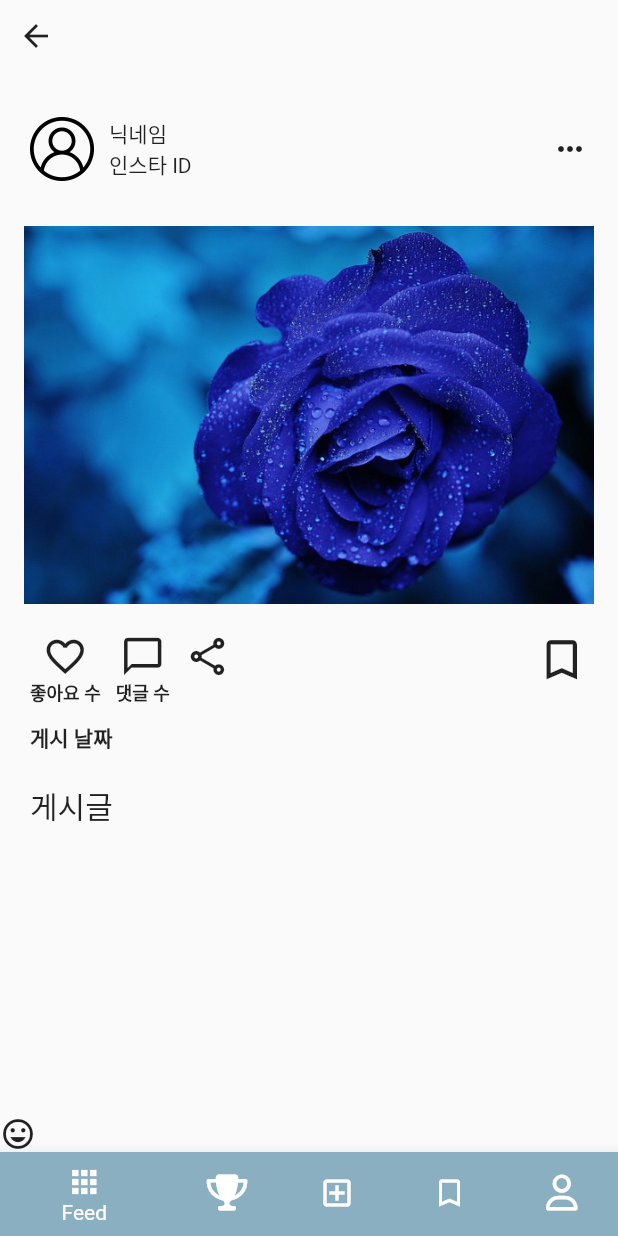
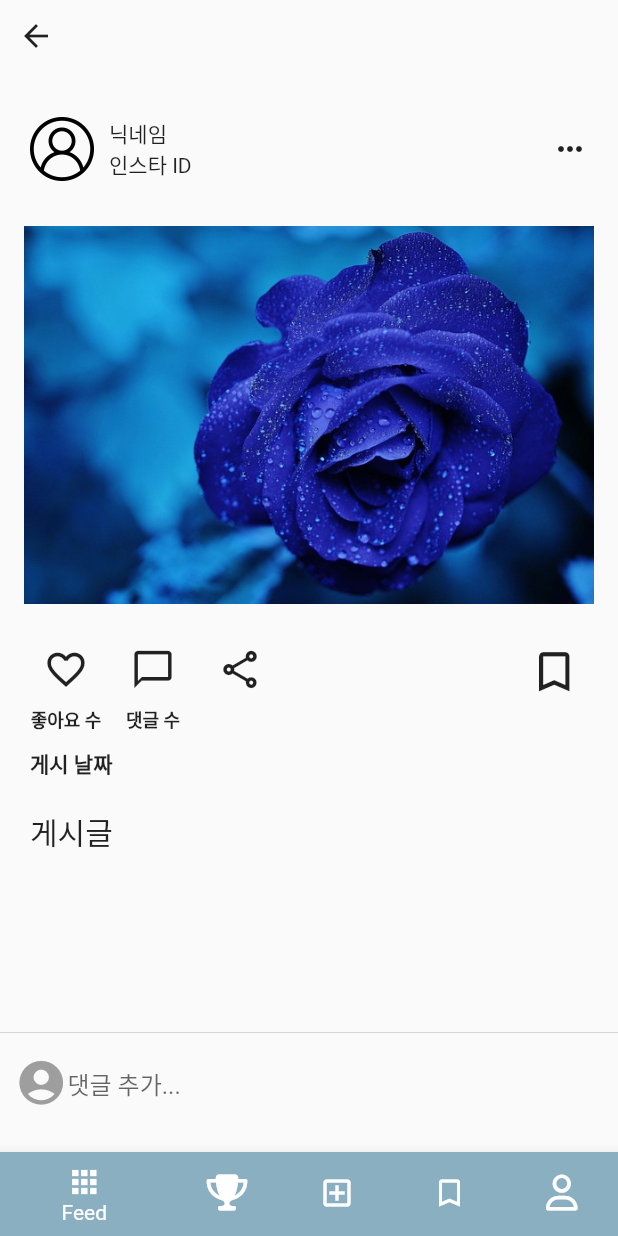
Before and after one commit to SOMA-Y2K/imoo-front-end, a Flutter app: the FeedDetail screen opened directly, on a phone screen of 412 x 824 dp. Run offline on Flutter 3.47's test engine with Material 2 defaults, Android fonts, the phone set to English and light mode, and no system bars; our stand-ins replace drop_shadow_image, font_awesome_flutter, percent_indicator; missing offline and left inert: dart:ffi.

Commit message:
네비게이션바, 댓글

```diff
--- a/lib/FeedPaged/FeedDetail.dart
+++ b/lib/FeedPaged/FeedDetail.dart
@@ -6,7 +6,13 @@ import 'package:font_awesome_flutter/font_awesome_flutter.dart';
 import '../NavigationBar.dart';
 
 class FeedDetail extends StatefulWidget {
-  const FeedDetail({super.key});
+  bool likeClicked = false;
+  bool commentClicked = false;
+  bool bookMarkClicked = false;
+  bool shareClicked = false;
+
+  FeedDetail({super.key});
+  static FocusNode textFocus = FocusNode();
 
   @override
   State<FeedDetail> createState() => _FeedDetailState();
@@ -80,25 +86,37 @@ class _FeedDetailState extends State<FeedDetail> {
               children: [
                 FeedDetailBtn(
                   text: "좋아요 수",
-                  icon: Icons.favorite_outline,
+                  type: "좋아요",
+                  icon1: Icons.favorite_outline,
+                  icon2: Icons.favorite_outlined,
+                  isClicked: widget.likeClicked,
                 ),
                 SizedBox(
                   width: 10,
                 ),
                 FeedDetailBtn(
                   text: "댓글 수",
-                  icon: Icons.chat_bubble_outline,
+                  type: "댓글",
+                  icon1: Icons.chat_bubble_outline,
+                  icon2: Icons.chat_bubble_outline,
+                  isClicked: widget.commentClicked,
                 ),
                 SizedBox(
                   width: 10,
                 ),
                 FeedDetailBtn(
-                  icon: Icons.share_outlined,
+                  type: "공유",
+                  icon1: Icons.share_outlined,
+                  icon2: Icons.share_rounded,
+                  isClicked: widget.shareClicked,
                 ),
                 Spacer(),
                 FeedDetailBtn(
-                  icon: Icons.bookmark_outline,
+                  type: "저장",
+                  icon1: Icons.bookmark_outline,
+                  icon2: Icons.bookmark,
                   iconSize: 35,
+                  isClicked: widget.bookMarkClicked,
                 ),
               ],
             ),
@@ -132,39 +150,95 @@ class _FeedDetailState extends State<FeedDetail> {
             ),
           ),
           Spacer(),
+          GestureDetector(
+            onTap: () {
+              CustomModal(context);
+            },
+            child: Container(
+              height: 80,
+              decoration: BoxDecoration(
+                border: Border(
+                  top: BorderSide(color: Colors.black, width: 0.1),
+                ),
+              ),
+              padding: EdgeInsets.all(10),
+              child: Column(
+                crossAxisAlignment: CrossAxisAlignment.stretch,
+                children: [
                   Row(
                     children: [
                       Icon(
-                Icons.tag_faces_outlined,
+                        Icons.account_circle_rounded,
+                        size: 35,
+                        color: Colors.grey,
+                      ),
+                      Flexible(
+                        child: TextField(
+                          focusNode: FeedDetail.textFocus,
+                          decoration: InputDecoration(
+                            border: InputBorder.none,
+                            hintText: "댓글 추가...",
+                          ),
+                        ),
+                      ),
+                    ],
                   )
                 ],
+              ),
+            ),
           ),
         ],
       ),
       bottomNavigationBar: CustomBottomNavigation(),
+      resizeToAvoidBottomInset: false,
     );
   }
 }
 
 class FeedDetailBtn extends StatelessWidget {
-  final String text;
-  final double textSize;
-  final double iconSize;
-  final IconData icon;
-  const FeedDetailBtn(
+  String type = "";
+  bool isClicked;
+  String text;
+  double textSize;
+  double iconSize;
+  IconData icon1;
+  IconData icon2;
+  FeedDetailBtn(
       {super.key,
       this.text = "",
       this.textSize = 12.0,
       this.iconSize = 30,
-      required this.icon});
+      required this.icon1,
+      required this.icon2,
+      required this.isClicked,
+      required this.type});
 
   @override
   Widget build(BuildContext context) {
+    var parentContext = context.findAncestorStateOfType<_FeedDetailState>();
     return Column(
       children: [
-        Icon(
-          icon,
+        IconButton(
+          icon: Icon(
+            isClicked ? icon2 : icon1,
             size: iconSize,
+          ),
+          onPressed: () {
+            isClicked = !isClicked;
+            parentContext!.setState(() {
+              if (type == "좋아요") {
+                parentContext.widget.likeClicked = isClicked;
+                print(isClicked);
+              } else if (type == "댓글") {
+                parentContext.widget.commentClicked = isClicked;
+                CustomModal(context);
+              } else if (type == "공유") {
+                parentContext.widget.shareClicked = isClicked;
+              } else {
+                parentContext.widget.bookMarkClicked = isClicked;
+              }
+            });
+          },
         ),
         Text(
           text,
@@ -178,3 +252,91 @@ class FeedDetailBtn extends StatelessWidget {
     );
   }
 }
+
+class CommentProfile extends StatelessWidget {
+  Image image;
+  String nickname;
+  int date;
+  String comment;
+
+  CommentProfile({
+    super.key,
+    required this.image,
+    required this.nickname,
+    required this.date,
+    required this.comment,
+  });
+
+  @override
+  Widget build(BuildContext context) {
+    return Container(
+      child: Row(children: [
+        image,
+        Column(
+          children: [
+            Row(),
+            Text(comment),
+            TextButton(
+              onPressed: () {},
+              child: Text("답글 달기"),
+            ),
+          ],
+        )
+      ]),
+    );
+  }
+}
+
+Future? CustomModal(BuildContext context) {
+  showModalBottomSheet(
+      backgroundColor: Color.fromARGB(0, 255, 255, 255),
+      context: context,
+      builder: (BuildContext context) {
+        return Container(
+          decoration: BoxDecoration(
+            color: Colors.white,
+            borderRadius: BorderRadius.only(
+              topLeft: Radius.circular(30),
+              topRight: Radius.circular(30),
+            ),
+          ),
+          child: Column(children: [
+            SizedBox(
+              height: 10,
+            ),
+            Container(
+              width: 43,
+              height: 5,
+              decoration: BoxDecoration(
+                  color: Colors.grey, borderRadius: BorderRadius.circular(3)),
+            ),
+            SizedBox(
+              height: 25,
+            ),
+            Text(
+              "댓글",
+              style: TextStyle(
+                fontSize: 15,
+                fontWeight: FontWeight.bold,
+              ),
+            ),
+            SizedBox(
+              height: 10,
+            ),
+            Divider(
+              thickness: 1,
+              color: Colors.black,
+            ),
+            ListView(
+              children: [
+                CommentProfile(
+                    image: Image.asset("images/user.png"),
+                    nickname: "nickname",
+                    date: 2,
+                    comment: "안녕하세요~"),
+              ],
+            )
+          ]),
+        );
+      });
+}
--- a/lib/JoinPages/StyleSelect.dart
+++ b/lib/JoinPages/StyleSelect.dart
@@ -130,7 +130,7 @@ class _StyleSelectState extends State<StyleSelect> {
                       Navigator.push(
                           context,
                           MaterialPageRoute(
-                            builder: (context) => const FeedDetail(),
+                            builder: (context) => FeedDetail(),
                           ));
                     }
                   },
--- a/pubspec.yaml
+++ b/pubspec.yaml
@@ -50,7 +50,7 @@ dev_dependencies:
   drop_shadow_image: ^0.9.0
   intl: ^0.18.1
   font_awesome_flutter: ^10.4.0
-
+  flutter_keyboard_visibility: ^5.4.1
 # For information on the generic Dart part of this file, see the
 # following page: https://dart.dev/tools/pub/pubspec
 
```
Also changed, not shown: lib/main.dart (+11 -5 lines), pubspec.lock, 1 other file. Lines whose indentation alone changed are shown as unchanged.
